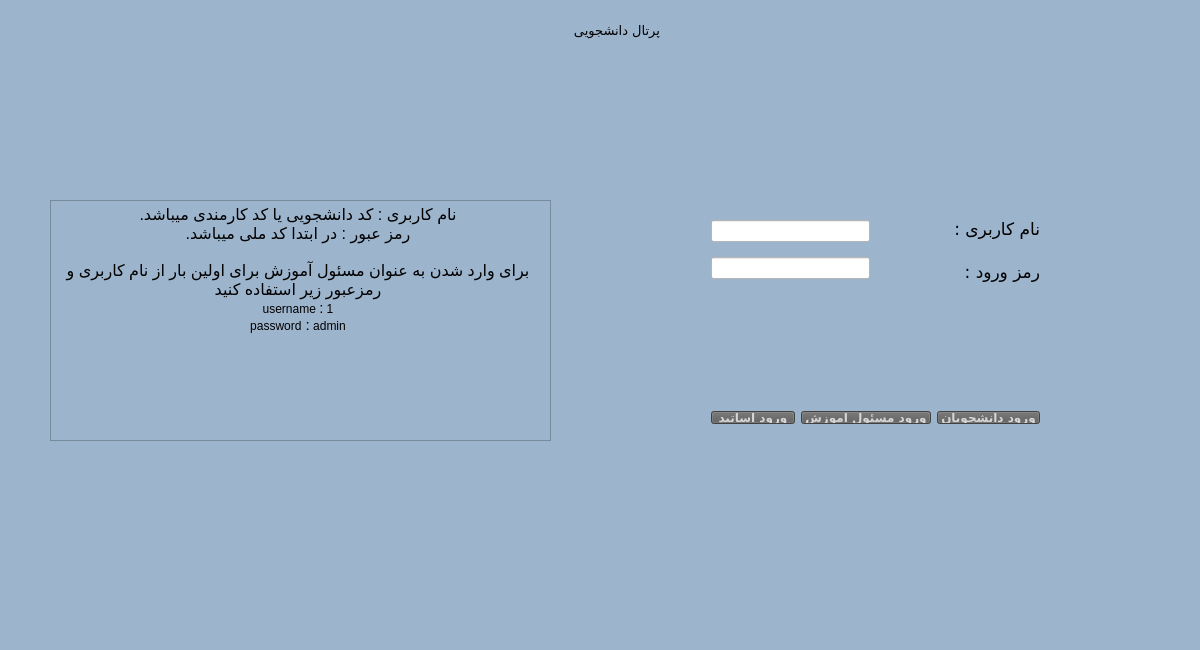
Old version of the form mainwindow.ui in the repository AliRn76/Student-Portal.
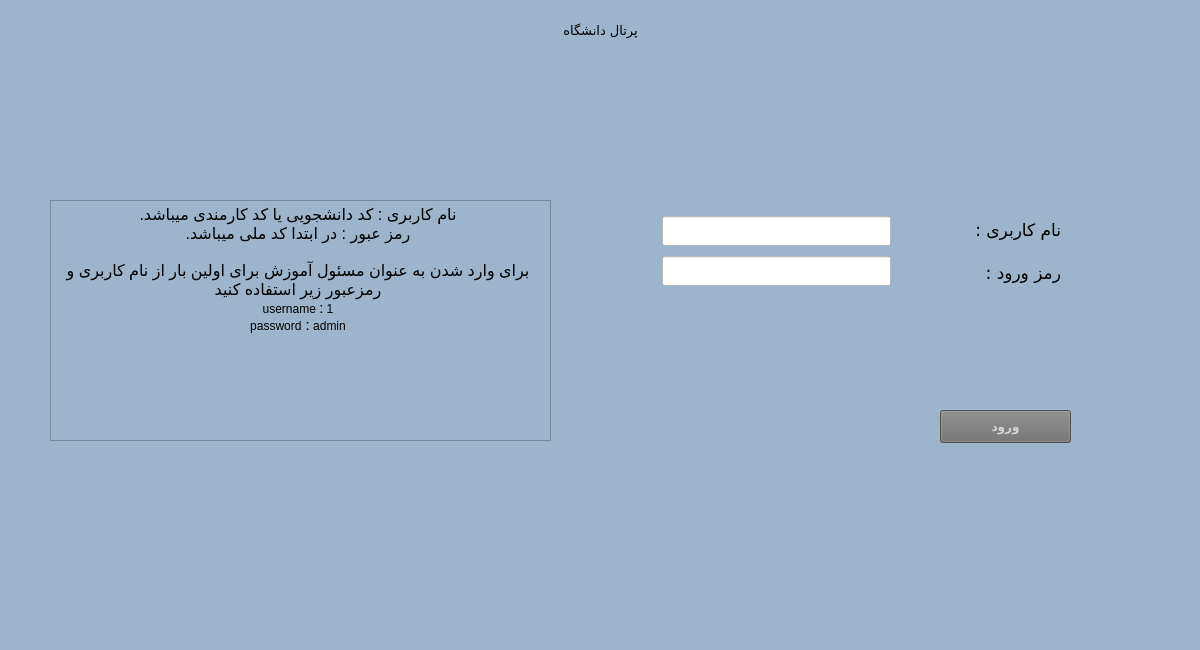
New version of the form.

Commit message: 16-4-98 - Login Ye Button Shod , Debug 1

Diff of the .ui file:
```diff
--- a/mainwindow.ui
+++ b/mainwindow.ui
@@ -38,9 +38,9 @@
    <widget class="QLabel" name="label">
     <property name="geometry">
      <rect>
-      <x>540</x>
+      <x>550</x>
       <y>10</y>
-      <width>120</width>
+      <width>101</width>
       <height>41</height>
      </rect>
     </property>
@@ -51,7 +51,10 @@
      </font>
     </property>
     <property name="text">
-     <string>پرتال دانشجویی</string>
+     <string>پرتال دانشگاه</string>
+    </property>
+    <property name="alignment">
+     <set>Qt::AlignCenter</set>
     </property>
    </widget>
    <widget class="QTextBrowser" name="textBrowser">
@@ -80,9 +83,9 @@
    <widget class="QWidget" name="layoutWidget">
     <property name="geometry">
      <rect>
-      <x>700</x>
-      <y>200</y>
-      <width>351</width>
+      <x>651</x>
+      <y>201</y>
+      <width>421</width>
       <height>101</height>
      </rect>
     </property>
@@ -91,6 +94,12 @@
       <layout class="QVBoxLayout" name="verticalLayout_3">
        <item>
         <widget class="QLineEdit" name="lineEdit_username">
+         <property name="minimumSize">
+          <size>
+           <width>0</width>
+           <height>30</height>
+          </size>
+         </property>
          <property name="styleSheet">
           <string notr="true">background-color: white;</string>
          </property>
@@ -98,6 +107,12 @@
        </item>
        <item>
         <widget class="QLineEdit" name="lineEdit_password">
+         <property name="minimumSize">
+          <size>
+           <width>0</width>
+           <height>30</height>
+          </size>
+         </property>
          <property name="contextMenuPolicy">
           <enum>Qt::DefaultContextMenu</enum>
          </property>
@@ -179,76 +194,38 @@
      </item>
     </layout>
    </widget>
-   <widget class="QWidget" name="layoutWidget">
+   <widget class="QPushButton" name="pushButton_login">
     <property name="geometry">
      <rect>
-      <x>700</x>
-      <y>400</y>
-      <width>351</width>
-      <height>35</height>
+      <x>940</x>
+      <y>410</y>
+      <width>131</width>
+      <height>33</height>
      </rect>
     </property>
-    <layout class="QHBoxLayout" name="horizontalLayout_2">
-     <item>
-      <widget class="QPushButton" name="pushButton_teacher">
-       <property name="font">
-        <font>
-         <family>B Nazanin</family>
-         <pointsize>9</pointsize>
-         <weight>75</weight>
-         <bold>true</bold>
-        </font>
-       </property>
-       <property name="styleSheet">
-        <string notr="true">background-color: rgb(91, 91, 91);
-color: rgb(214, 214, 214);</string>
-       </property>
-       <property name="text">
-        <string>ورود اساتید</string>
-       </property>
-      </widget>
-     </item>
-     <item>
-      <widget class="QPushButton" name="pushButton_manager">
-       <property name="font">
-        <font>
-         <family>B Nazanin</family>
-         <pointsize>9</pointsize>
-         <weight>75</weight>
-         <bold>true</bold>
-        </font>
-       </property>
-       <property name="styleSheet">
-        <string notr="true">background-color: rgb(91, 91, 91);
+    <property name="minimumSize">
+     <size>
+      <width>0</width>
+      <height>30</height>
+     </size>
+    </property>
+    <property name="font">
+     <font>
+      <family>B Nazanin</family>
+      <pointsize>9</pointsize>
+      <weight>75</weight>
+      <bold>true</bold>
+     </font>
+    </property>
+    <property name="styleSheet">
+     <string notr="true">background-color:rgb(111, 111, 111);
 color: rgb(214, 214, 214);
-background-image: qradialgradient(spread: pad, cx:0.5, cy:0.5, radius:0.5, fx:0.5, fy:0.5, stop:0 rgba(0, 0, 0, 255), stop:1 rgba(255, 255, 255, 255));
+
 </string>
-       </property>
-       <property name="text">
-        <string>ورود مسئول آموزش</string>
-       </property>
-      </widget>
-     </item>
-     <item>
-      <widget class="QPushButton" name="pushButton_stu">
-       <property name="font">
-        <font>
-         <family>B Nazanin</family>
-         <pointsize>9</pointsize>
-         <weight>75</weight>
-         <bold>true</bold>
-        </font>
-       </property>
-       <property name="styleSheet">
-        <string notr="true">background-color: rgb(91, 91, 91);
-color: rgb(214, 214, 214);</string>
-       </property>
-       <property name="text">
-        <string>ورود دانشجویان</string>
-       </property>
-      </widget>
-     </item>
-    </layout>
+    </property>
+    <property name="text">
+     <string>ورود</string>
+    </property>
    </widget>
   </widget>
   <widget class="QMenuBar" name="menuBar">
```
Left out of the diff: 25 changed lines with no effect on the pictures. The commit also changes 2 other files.
